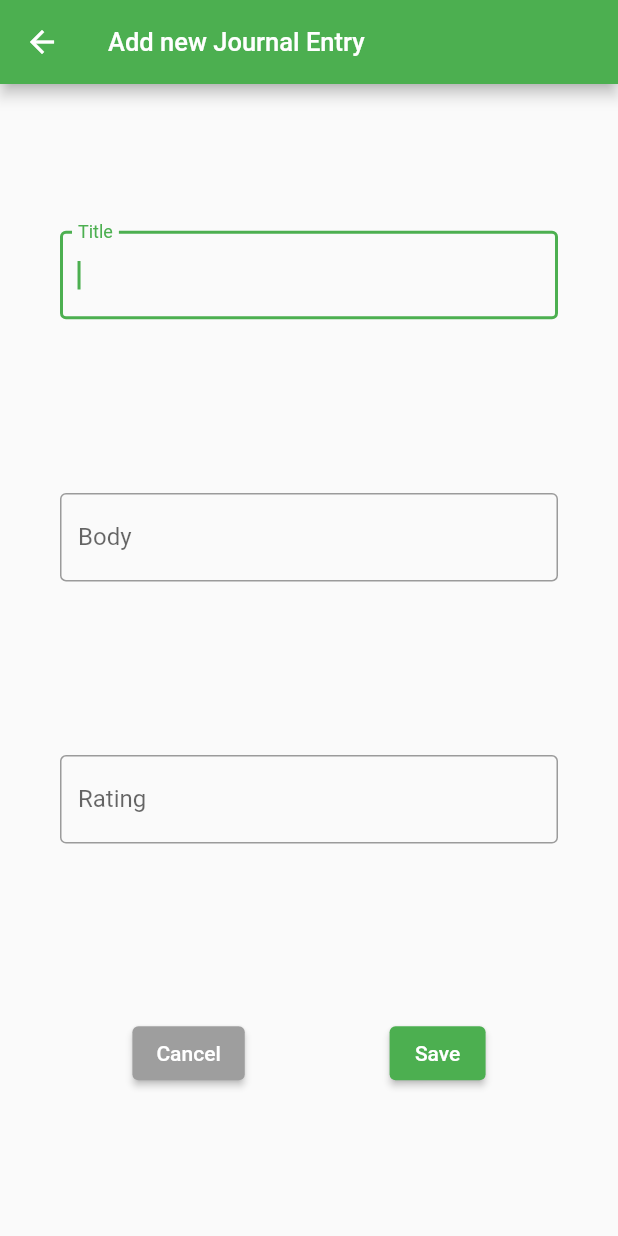
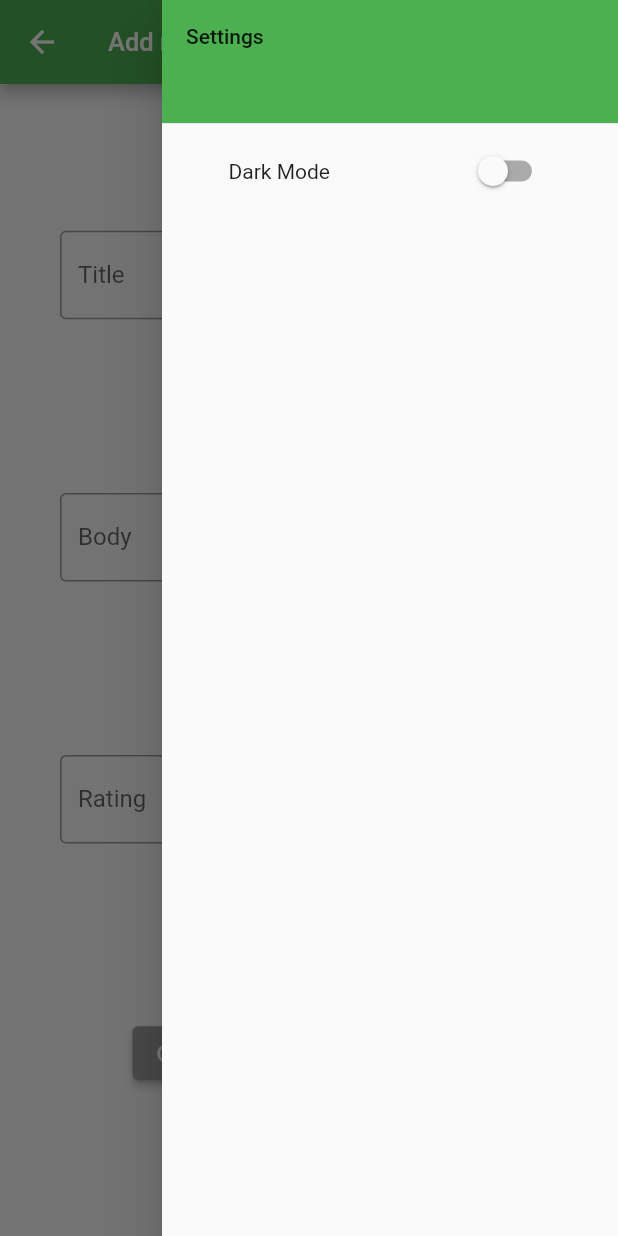
Before and after one commit to Schow94/Journal, a Flutter app: the AddEntry screen opened by its route, with the side drawer open (before the commit the screen has no drawer), on a phone screen of 412 x 824 dp. Run offline on Flutter 3.47's test engine with Material 2 defaults, Android fonts, the phone set to English and light mode, and no system bars.

```diff
--- a/lib/screens/add_entry_screen.dart
+++ b/lib/screens/add_entry_screen.dart
@@ -8,6 +8,20 @@ class AddEntry extends StatelessWidget {
     return Scaffold(
       appBar: AppBar(
         title: const Text('Add new Journal Entry'),
+        actions: [
+          Builder(
+            builder: (BuildContext context) {
+              return IconButton(
+                onPressed: () {
+                  Scaffold.of(context).openEndDrawer();
+                },
+                icon: const Icon(
+                  Icons.settings,
+                ),
+              );
+            },
+          ),
+        ],
       ),
       body: Container(
         margin: const EdgeInsets.all(40),
@@ -89,6 +103,36 @@ class AddEntry extends StatelessWidget {
           ],
         ),
       ),
+      endDrawer: Drawer(
+        child: ListView(
+          padding: const EdgeInsets.all(0),
+          children: [
+            const SizedBox(
+              height: 90.0,
+              child: DrawerHeader(
+                decoration: BoxDecoration(
+                  color: Colors.green,
+                ),
+                child: Text('Settings'),
+              ),
+            ),
+            Row(
+              mainAxisAlignment: MainAxisAlignment.spaceAround,
+              children: [
+                const Text('Dark Mode'),
+                Switch(
+                  onChanged: (value) {
+                    // Do something
+                  },
+                  value: false,
+                  // activeTrackColor: Colors.lightGreenAccent,
+                  // activeColor: Colors.green,
+                ),
+              ],
+            ),
+          ],
+        ),
+      ),
     );
   }
 
--- a/lib/screens/home_screen.dart
+++ b/lib/screens/home_screen.dart
@@ -23,7 +23,8 @@ class Home extends StatelessWidget {
               );
             },
           ),
-          ]),
+        ],
+      ),
       floatingActionButton: FloatingActionButton(
         onPressed: () {
           goToAddEntryScreen(context);
```
Also changed, not shown: lib/screens/journal_entry_screen.dart (+58 -0 lines). Lines whose indentation alone changed are shown as unchanged.
